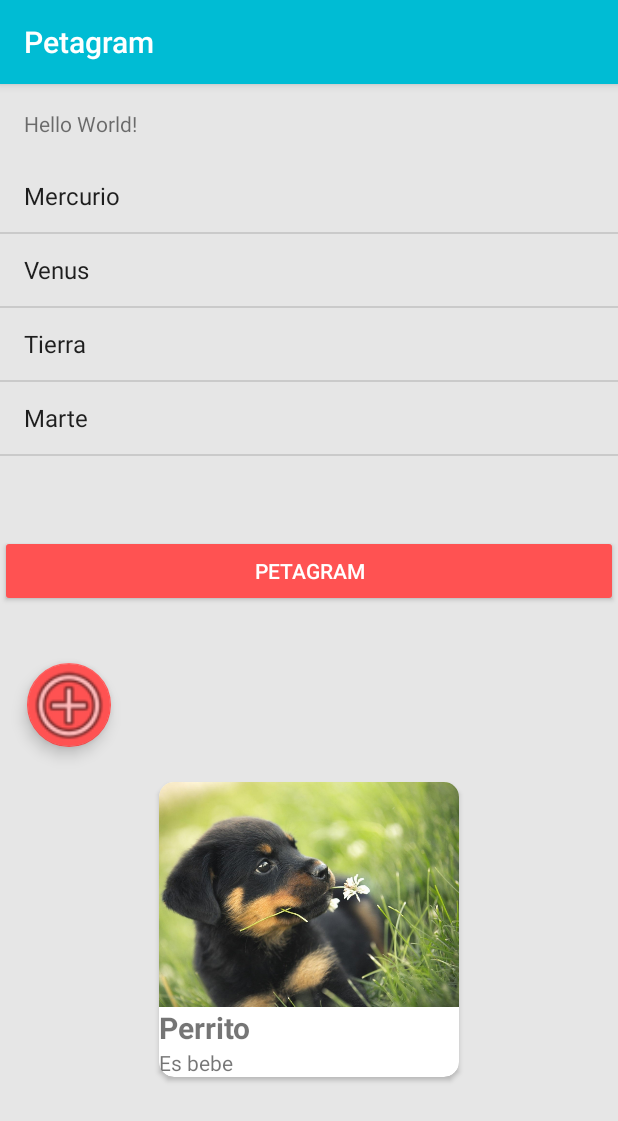
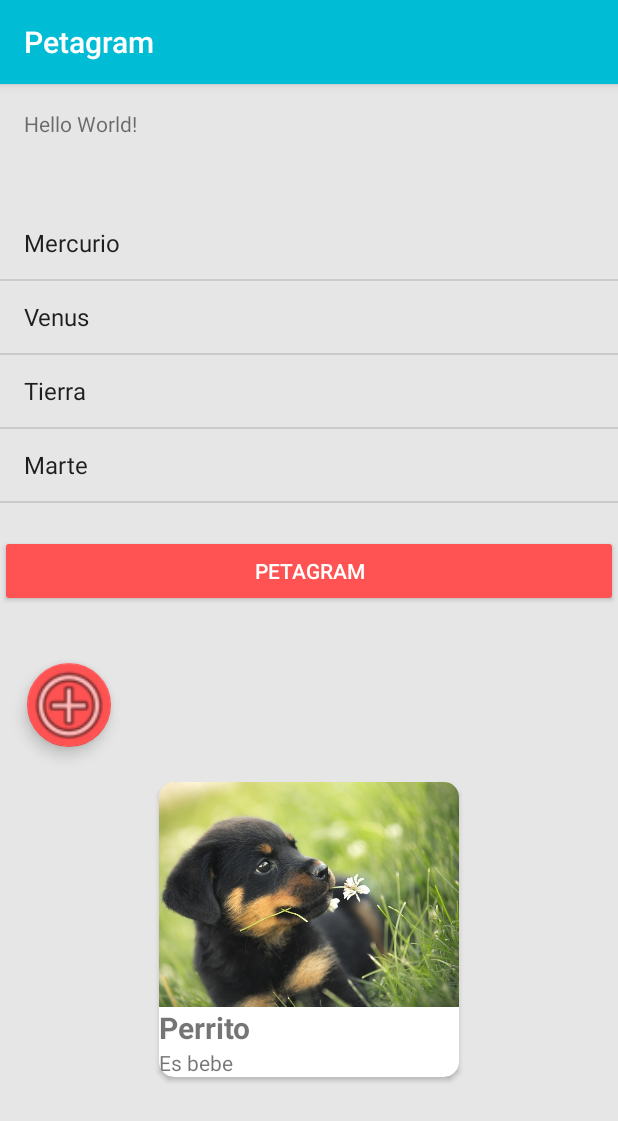
Before and after one commit to JNicoVM/Petagram, an Android app: the screen it shows after launch (MainActivity), on a phone screen of 412 x 824 dp. Shown: the top 1121 px of the screen. Run offline under Robolectric (Android 15) with nearby library versions, the phone set to English and light mode, and no system bars.

```diff
--- a/app/src/main/res/layout/activity_main.xml
+++ b/app/src/main/res/layout/activity_main.xml
@@ -52,22 +52,23 @@
             app:maxImageSize="60dp"
             app:srcCompat="@android:drawable/ic_menu_add" />
 
+
         <androidx.swiperefreshlayout.widget.SwipeRefreshLayout
             android:id="@+id/MyRefresh"
             android:layout_width="match_parent"
             android:layout_height="@dimen/Lista_height"
             app:layout_constraintBottom_toTopOf="@+id/button2"
             app:layout_constraintEnd_toEndOf="parent"
-            app:layout_constraintHorizontal_bias="0.262"
+            app:layout_constraintHorizontal_bias="0.0"
             app:layout_constraintStart_toStartOf="parent"
-            app:layout_constraintTop_toTopOf="parent">
+            app:layout_constraintTop_toTopOf="parent"
+            app:layout_constraintVertical_bias="0.813">
 
             <ListView
                 android:id="@+id/MyList"
                 android:layout_width="match_parent"
                 android:layout_height="wrap_content"></ListView>
         </androidx.swiperefreshlayout.widget.SwipeRefreshLayout>
-
 
         <androidx.cardview.widget.CardView
             android:layout_width="@dimen/cv_medida"
```
Also changed, not shown: app/src/main/res/values/strings.xml (+7 -0 lines).
